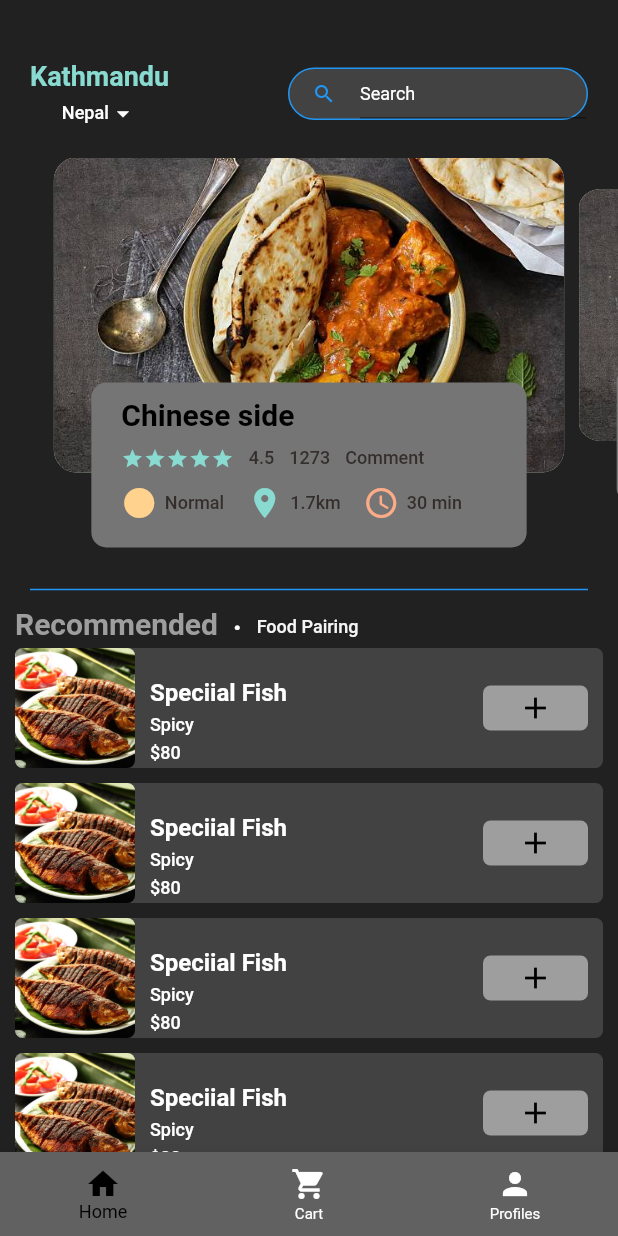
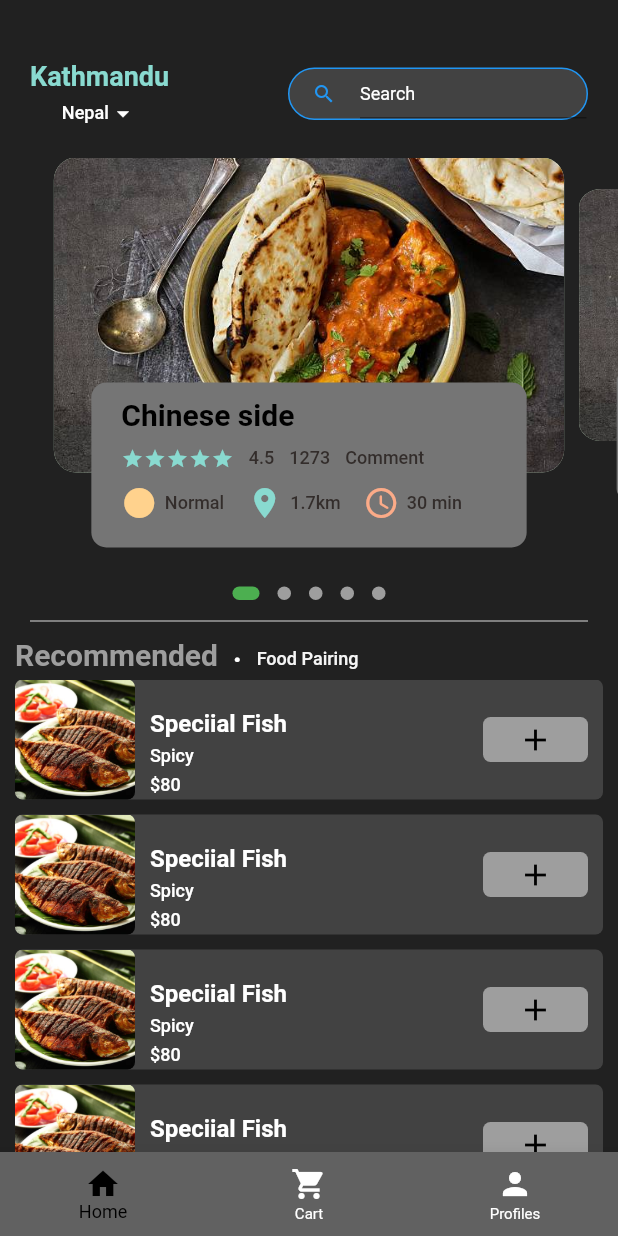
Before and after one commit to Anjesh-shni/google_map, a Flutter app: the screen it shows after launch, on a phone screen of 412 x 824 dp. Run offline on Flutter 3.47's test engine with Material 2 defaults, Android fonts, the phone set to English and light mode, and no system bars; drawn by our look-alikes of dots_indicator.

Commit message:
Hotel_lemon_app

```diff
--- a/lib/pages/food_page_body.dart
+++ b/lib/pages/food_page_body.dart
@@ -1,3 +1,4 @@
+import 'package:dots_indicator/dots_indicator.dart';
 import 'package:flutter/material.dart';
 import 'package:hotel_lemon/reusable_widget/big_text.dart';
 import 'package:hotel_lemon/reusable_widget/small_text.dart';
@@ -51,24 +52,23 @@ class _FoodPageBodyState extends State<FoodPageBody> {
 
         // /Dots section
 
-        // DotsIndicator(
-        //     dotsCount:5
-        //     position: _currtPaveValue,
-        //     decorator: DotsDecorator(
-        //       activeColor: Colors.grey.shade800,
-        //       size: const Size.square(9.0),
-        //       activeSize: const Size(18.0, 9.0),
-        //       activeShape: RoundedRectangleBorder(
-        //           borderRadius: BorderRadius.circular(Dimen.radius5)),
-        //     ),
-        //   );
-        // }),
+        DotsIndicator(
+          dotsCount: 5,
+          position: _currtPaveValue,
+          decorator: DotsDecorator(
+            activeColor: Colors.green,
+            size: const Size.square(9.0),
+            activeSize: const Size(18.0, 9.0),
+            activeShape:
+                RoundedRectangleBorder(borderRadius: BorderRadius.circular(5)),
+          ),
+        ),
 
         const Padding(
           padding: EdgeInsets.only(left: 20, right: 20),
           child: Divider(
             thickness: 1,
-            color: Colors.blue,
+            color: Colors.grey,
           ),
         ), //Recommended Text
         Padding(
@@ -253,7 +253,6 @@ class _FoodPageBodyState extends State<FoodPageBody> {
                 color: Colors.grey.shade600,
               ),
               child: Container(
-
                 margin: const EdgeInsets.only(left: 10, right: 10, top: 10),
                 padding: const EdgeInsets.only(bottom: 10),
                 child: Column(
--- a/lib/pages/home_navigation.dart
+++ b/lib/pages/home_navigation.dart
@@ -20,6 +20,7 @@ class _HomeNavState extends State<HomeNav> {
       child: Text("Profiles"),
     ),
   ];
+
 
   void onTapNav(int index) {
     setState(() {
--- a/pubspec.yaml
+++ b/pubspec.yaml
@@ -19,6 +19,8 @@ dependencies:
 
   # Use with the CupertinoIcons class for iOS style icons.
   cupertino_icons: ^1.0.2
+  dots_indicator: ^2.1.0
+  get: ^4.6.5
 
 dev_dependencies:
   flutter_test:
```
Also changed, not shown: pubspec.lock.
